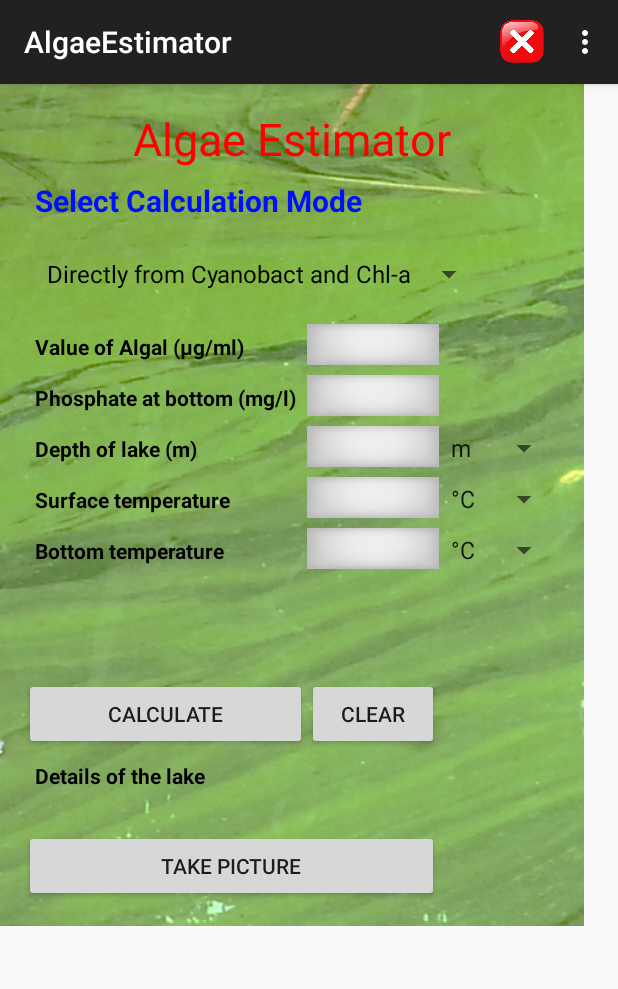
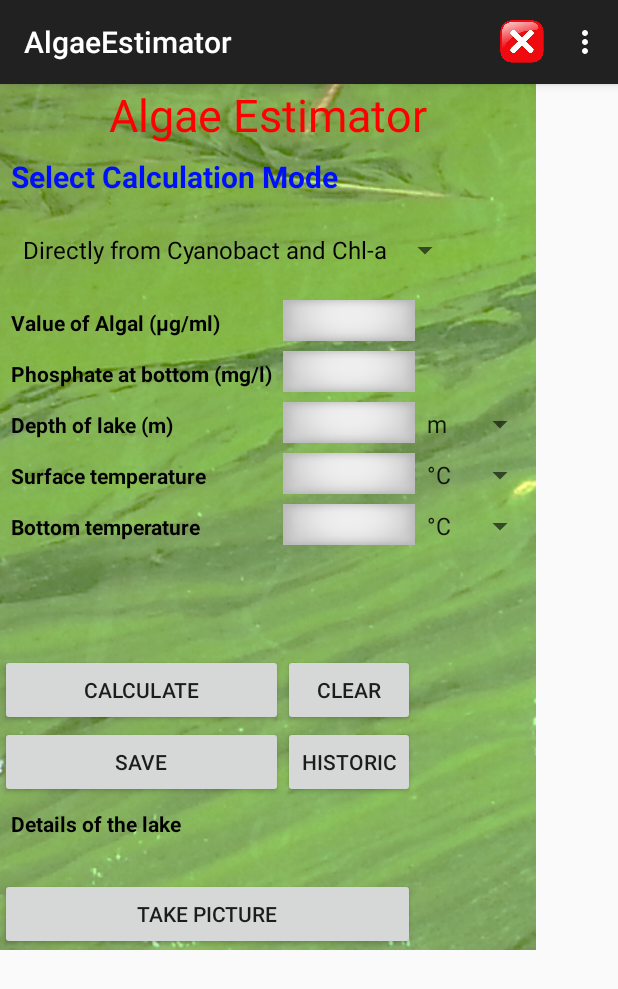
Before and after one commit to nighojkarv/AlgaeEstimator, an Android app: the screen it shows after launch (MainActivity), on a phone screen of 412 x 824 dp. Shown: the top 989 px of the screen. Run offline under Robolectric (Android 15) with nearby library versions, the phone set to English and light mode, and no system bars.

```diff
--- a/app/src/main/AndroidManifest.xml
+++ b/app/src/main/AndroidManifest.xml
@@ -29,6 +29,10 @@
             android:label="GraphActivity"
             android:theme="@style/AppTheme"/>
 
+        <activity android:name=".databaseView"
+            android:label="DatabaseActivity"
+            android:theme="@style/AppTheme"/>
+
     </application>
 
 </manifest>
--- a/app/src/main/res/layout/activity_main.xml
+++ b/app/src/main/res/layout/activity_main.xml
@@ -7,10 +7,8 @@
 
 <RelativeLayout xmlns:android="http://schemas.android.com/apk/res/android"
     xmlns:tools="http://schemas.android.com/tools" android:layout_width="match_parent"
-    android:layout_height="wrap_content" android:paddingLeft="@dimen/activity_horizontal_margin"
-    android:paddingRight="@dimen/activity_horizontal_margin"
-    android:paddingTop="@dimen/activity_vertical_margin"
-    android:paddingBottom="@dimen/activity_vertical_margin" tools:context=".MainActivity"
+    android:layout_height="match_parent"
+    tools:context=".MainActivity"
     android:textAlignment="center"
     android:id="@+id/mainactivity"
     android:isScrollContainer="true"
@@ -194,7 +192,17 @@
 
 
         </TableRow>
+        <TableRow>
+            <Button android:text="Save"
+                android:id="@+id/btnSave"
+                android:onClick="methodSave"/>
 
+            <Button android:text="Historic"
+                android:id="@+id/btnHistoric"
+                android:onClick="methodHistoric"
+                />
+
+        </TableRow>
 
         <TableRow android:gravity="left">
             <TextView android:layout_width="wrap_content"
@@ -227,7 +235,6 @@
 
         </TableRow>
 
-
     </TableLayout>
 
     </RelativeLayout>
```
Also changed, not shown: app/src/main/java/com/example/vedantn/algaeestimator/MainActivity.java (+21 -4 lines).
